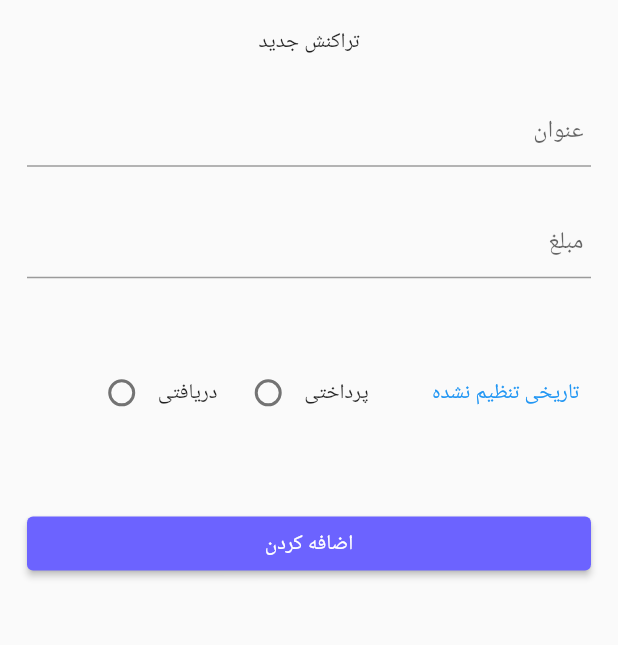
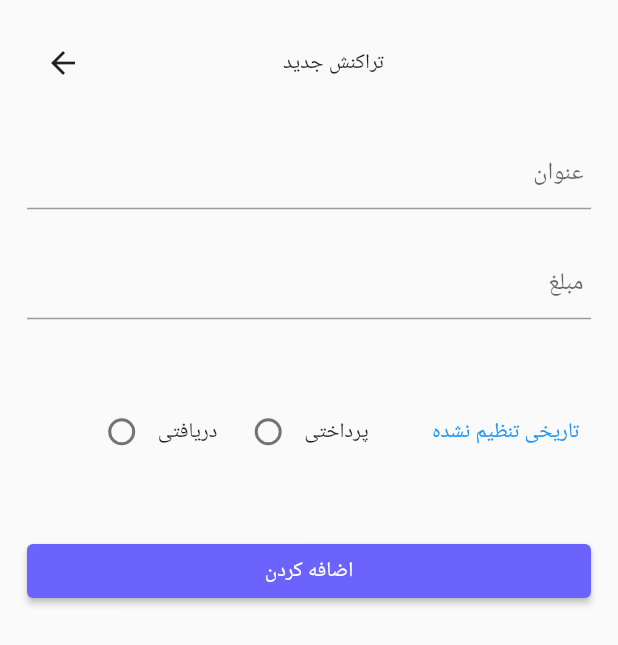
Before and after one commit to ariyaomidi/transation, a Flutter app: the AddTransaction screen opened directly, on a phone screen of 412 x 824 dp. Shown: the top 645 px of the screen. Run offline on Flutter 3.47's test engine with Material 2 defaults, Android fonts, the light colour scheme and no system bars; our stand-ins replace animated_bottom_navigation_bar, flutter_svg, hive, hive_flutter; missing offline and left inert: persian_datetime_picker, searchbar_animation; accounts and stored records are empty; Roboto replaces fonts that are missing (yekan).

Commit message:
ریسپانسیو کردن بعضی از صفحات

```diff
--- a/lib/screens/add_transaction.dart
+++ b/lib/screens/add_transaction.dart
@@ -7,6 +7,8 @@ import 'package:transation/constant.dart';
 import 'package:transation/main.dart';
 import 'package:transation/models/money.dart';
 import 'package:transation/screens/home_screen.dart';
+
+import '../utils/extension.dart';
 
 class AddTransaction extends StatefulWidget {
   const AddTransaction({Key? key}) : super(key: key);
@@ -23,7 +25,6 @@ class AddTransaction extends StatefulWidget {
 }
 
 class _AddTransactionState extends State<AddTransaction> {
-
   Box<Money> hiveBox = Hive.box<Money>('MoneyBox');
 
   @override
@@ -34,14 +35,24 @@ class _AddTransactionState extends State<AddTransaction> {
         padding: const EdgeInsets.all(18.0),
         child: Column(
           children: [
+            Row(children: [
+
+              IconButton(onPressed: (){Navigator.pop(context);}, icon:const Icon( Icons.arrow_back),),
+              Spacer(flex: 8,),
               Text(HomeScreen.isEditing ? 'ویرایش تراکنش ' : 'تراکنش جدید'),
+              Spacer(flex:9,),
+            ],),
+
             const Spacer(),
             MyTexField(
-                hintText: 'عنوان', controller: AddTransaction.titleController),
+                hintText: 'عنوان',
+                controller: AddTransaction.titleController),
             const Spacer(),
             MyTexField(
-                hintText: 'مبلغ', controller: AddTransaction.priceController),
-            const Spacer(flex: 2),
+                hintText: 'مبلغ',
+                controller: AddTransaction.priceController),
+            Spacer(flex:ScreenSize(context).screenWidth>330 ? 2:1),
+            ScreenSize(context).screenWidth>330 ?
             Row(
               mainAxisAlignment: MainAxisAlignment.spaceBetween,
               children: [
@@ -66,7 +77,8 @@ class _AddTransactionState extends State<AddTransaction> {
                 ),
                 const Text('پرداختی'),
                 const Spacer(flex: 7),
-                TextButton(onPressed: ()  async {
+                TextButton(
+                    onPressed: () async {
                       Jalali? picked = await showPersianDatePicker(
                         context: context,
                         initialDate: Jalali.now(),
@@ -78,36 +90,80 @@ class _AddTransactionState extends State<AddTransaction> {
                         AddTransaction.isPickedDate = true;
                         AddTransaction.setDate = label!;
                       });
-                }, child:  Text(AddTransaction.setDate))
+                    },
+                    child: Text(AddTransaction.setDate))
+              ],
+            ):
+            Column(
+              children: [
+                TextButton(
+                    onPressed: () async {
+                      Jalali? picked = await showPersianDatePicker(
+                        context: context,
+                        initialDate: Jalali.now(),
+                        firstDate: Jalali(1385, 8),
+                        lastDate: Jalali(1450, 9),
+                      );
+                      var label = picked?.formatFullDate();
+                      setState(() {
+                        AddTransaction.isPickedDate = true;
+                        AddTransaction.setDate = label!;
+                      });
+                    },
+                    child: Text(AddTransaction.setDate)),
+                Row(
+                  mainAxisAlignment: MainAxisAlignment.center,
+                  children: [
+                    Radio(
+                      activeColor: kPurpleColor,
+                      value: 1,
+                      groupValue: AddTransaction.groupId,
+                      onChanged: (value) {
+                        setState(() => AddTransaction.groupId = value.hashCode);
+                      },
+                    ),
+                    const Text('دریافتی'),
                   ],
                 ),
-            const Spacer(flex: 2),
+                Row(
+                  mainAxisAlignment: MainAxisAlignment.center,
+                  children: [
+                    Radio(
+                      activeColor: kPurpleColor,
+                      value: 2,
+                      groupValue: AddTransaction.groupId,
+                      onChanged: (value) {
+                        setState(() => AddTransaction.groupId = value.hashCode);
+                      },
+                    ),
+                    const Text('پرداختی'),
+                  ],
+                ),
+              ],
+            ),
+             Spacer(flex: ScreenSize(context).screenWidth>330 ? 2 :1),
             MyButton(
-
                 onPressed: () {
-
                   Money item = Money(
-                      id:HomeScreen.isEditing?HomeScreen.idEdit: Random().nextInt(9999),
+                      id: HomeScreen.isEditing
+                          ? HomeScreen.idEdit
+                          : Random().nextInt(9999),
                       title: AddTransaction.titleController.text,
                       price: AddTransaction.priceController.text,
-                      date:AddTransaction.setDate,
+                      date: AddTransaction.setDate,
                       isReceived: AddTransaction.groupId == 1 ? true : false);
 
-
-                  int index= 0;
+                  int index = 0;
                   MyApp.getData();
-                  for(int i=0; i < hiveBox.values.length;i++)
-                    {
-
-                      if (hiveBox.values.elementAt(i).id== HomeScreen.idEdit) {
+                  for (int i = 0; i < hiveBox.values.length; i++) {
+                    if (hiveBox.values.elementAt(i).id == HomeScreen.idEdit) {
                       index = i;
                     }
-
                   }
 
                   HomeScreen.isEditing
                       ? hiveBox.putAt(index, item)
-                      :hiveBox.add(item) ;
+                      : hiveBox.add(item);
 
                   ScaffoldMessenger.of(context).showSnackBar(SnackBar(
                       content: Row(
@@ -117,10 +173,6 @@ class _AddTransactionState extends State<AddTransaction> {
                       Text(HomeScreen.isEditing ? 'ویرایش کردن' : 'اضافه کردن'),
                     ],
                   )));
-
-
-
-
 
                   Navigator.pop(context);
                 },
@@ -133,11 +185,6 @@ class _AddTransactionState extends State<AddTransaction> {
       ),
     ));
   }
-
-
-
-
-
 }
 
 class MyTexField extends StatelessWidget {
@@ -169,10 +216,11 @@ class MyButton extends StatelessWidget {
   Widget build(BuildContext context) {
     return SizedBox(
       width: double.infinity,
+      height: ScreenSize(context).screenWidth>1200 ?  ScreenSize(context).screenWidth*0.03: 36,
       child: ElevatedButton(
         onPressed: onPressed,
         style: TextButton.styleFrom(backgroundColor: kPurpleColor),
-        child: Text(text),
+        child: Text(text , style: TextStyle(fontSize: ScreenSize(context).screenWidth>1200 ? ScreenSize(context).screenWidth*0.01: 14),),
       ),
     );
   }
--- a/lib/screens/home_screen.dart
+++ b/lib/screens/home_screen.dart
@@ -296,8 +296,8 @@ class MyListTileWidget extends StatelessWidget {
               Row(
                 children: [
 
-                  Text(HomeScreen.money[index].id.toString()),
-                  SizedBox(width: 20,),
+                  // Text(HomeScreen.money[index].id.toString()),
+                  // SizedBox(width: 20,),
 
 
                   Text(
--- /dev/null
+++ b/lib/utils/extension.dart
@@ -0,0 +1,7 @@
+import 'package:flutter/material.dart';
+
+extension ScreenSize on BuildContext{
+  get screenWidth => MediaQuery.of(this).size.width;
+  get screenHeight => MediaQuery.of(this).size.height;
+  get orientation => MediaQuery.of(this).orientation;
+}
```
Lines whose indentation alone changed are shown as unchanged.
